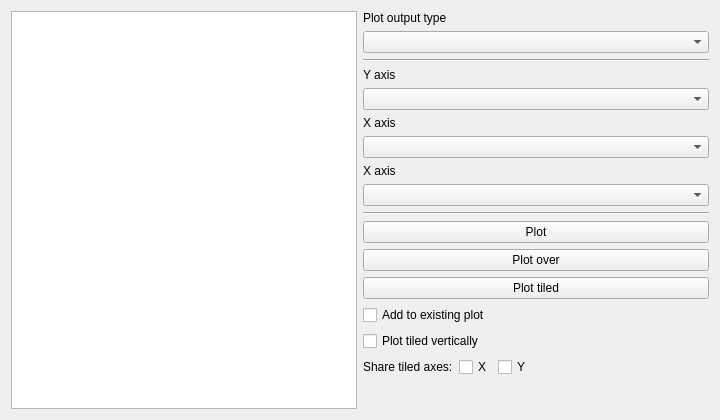
This is qt/scientific_interfaces/ISISReflectometry/GUI/Plotting/view/PlottingWidget.ui in mantidproject/mantid as Qt 5 draws it before an edit. The edited form follows.
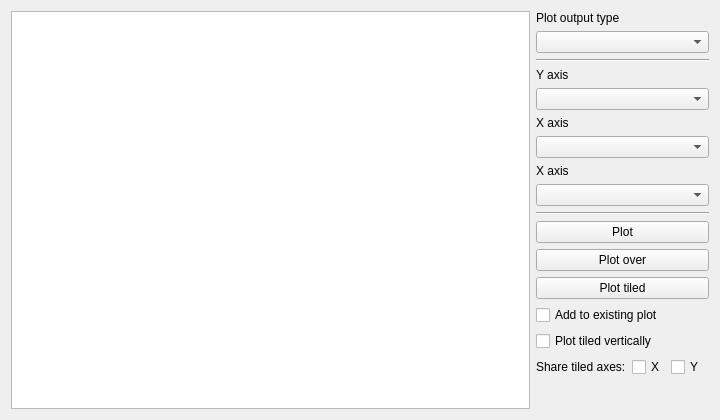
This is the edited form. Custom widgets are drawn as their Qt base class.

Commit message:
make ui spacing consistent
restore docs

reduce tests

add release note

restore doc

```diff
--- a/qt/scientific_interfaces/ISISReflectometry/GUI/Plotting/view/PlottingWidget.ui
+++ b/qt/scientific_interfaces/ISISReflectometry/GUI/Plotting/view/PlottingWidget.ui
@@ -10,7 +10,7 @@
     <height>420</height>
    </rect>
   </property>
-  <layout class="QHBoxLayout" name="horizontalLayout">
+  <layout class="QHBoxLayout" name="horizontalLayout" stretch="3,1">
    <item>
     <widget class="MantidQt::CustomInterfaces::ISISReflectometry::QtPlottingWorkspaceTreeView" name="plottingWorkspaceTree">
      <property name="selectionMode">
@@ -106,6 +106,11 @@
       </widget>
      </item>
      <item>
+      <layout class="QVBoxLayout" name="tiledPlotOptionsLayout">
+       <property name="spacing">
+        <number>6</number>
+       </property>
+       <item>
       <widget class="QCheckBox" name="plotTiledVertically">
        <property name="text">
         <string>Plot tiled vertically</string>
@@ -148,11 +153,12 @@
          </property>
          <property name="sizeHint" stdset="0">
           <size>
-           <width>40</width>
-           <height>20</height>
+             <width>60</width>
           </size>
          </property>
         </spacer>
+         </item>
+        </layout>
        </item>
       </layout>
      </item>
```
Lines whose indentation alone changed are shown as unchanged. The commit also changes 6 other files.
